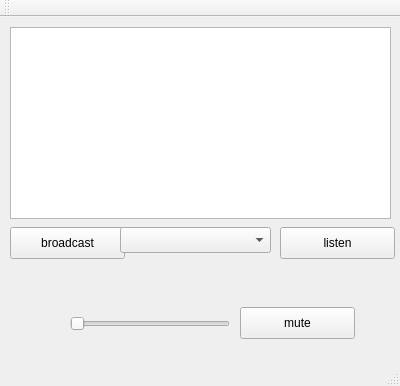
Old version of the form soft336/mainwindow.ui in the repository samulacrum/qt-audio-networking.
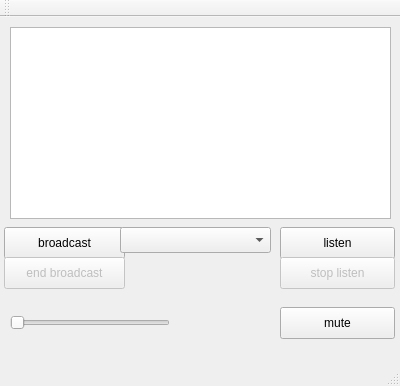
New version of the form.

Commit message: added end broadcast and end listen buttons

```diff
--- a/soft336/mainwindow.ui
+++ b/soft336/mainwindow.ui
@@ -27,9 +27,9 @@
    <widget class="QPushButton" name="broadcastButton">
     <property name="geometry">
      <rect>
-      <x>10</x>
+      <x>4</x>
       <y>210</y>
-      <width>115</width>
+      <width>121</width>
       <height>32</height>
      </rect>
     </property>
@@ -53,7 +53,7 @@
    <widget class="QPushButton" name="muteButton">
     <property name="geometry">
      <rect>
-      <x>240</x>
+      <x>280</x>
       <y>290</y>
       <width>115</width>
       <height>32</height>
@@ -66,8 +66,8 @@
    <widget class="QSlider" name="volumeControl">
     <property name="geometry">
      <rect>
-      <x>70</x>
-      <y>291</y>
+      <x>10</x>
+      <y>290</y>
       <width>160</width>
       <height>31</height>
      </rect>
@@ -86,6 +86,44 @@
      </rect>
     </property>
    </widget>
+   <widget class="QPushButton" name="stopListenButton">
+    <property name="enabled">
+     <bool>false</bool>
+    </property>
+    <property name="geometry">
+     <rect>
+      <x>280</x>
+      <y>240</y>
+      <width>115</width>
+      <height>32</height>
+     </rect>
+    </property>
+    <property name="text">
+     <string>stop listen</string>
+    </property>
+    <property name="checkable">
+     <bool>false</bool>
+    </property>
+    <property name="flat">
+     <bool>false</bool>
+    </property>
+   </widget>
+   <widget class="QPushButton" name="endBroadcastButton">
+    <property name="enabled">
+     <bool>false</bool>
+    </property>
+    <property name="geometry">
+     <rect>
+      <x>4</x>
+      <y>240</y>
+      <width>121</width>
+      <height>32</height>
+     </rect>
+    </property>
+    <property name="text">
+     <string>end broadcast</string>
+    </property>
+   </widget>
   </widget>
   <widget class="QMenuBar" name="menuBar">
    <property name="geometry">
```
The commit also changes 5 other files.
